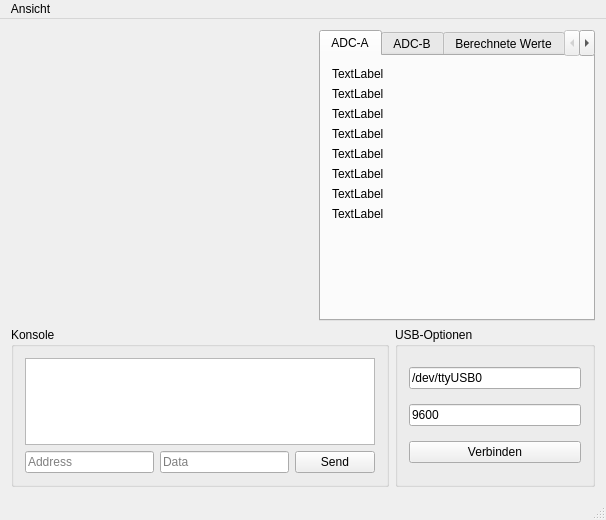
Qt form mainwindow.ui (aul12/RobotDebug) before a commit.
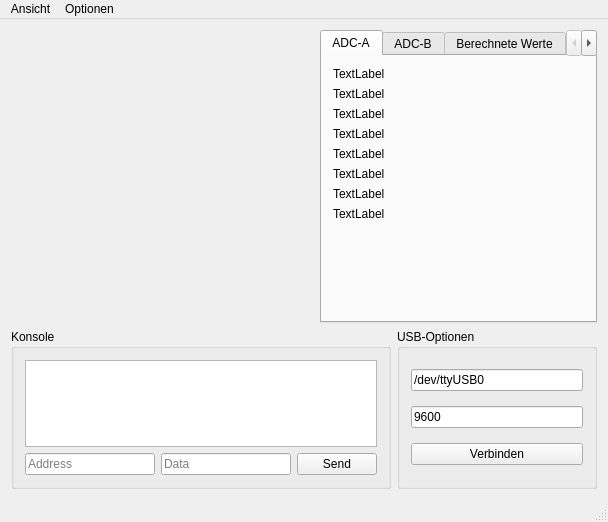
The same form after that commit.

The edit to the form file:
```diff
--- a/mainwindow.ui
+++ b/mainwindow.ui
@@ -6,8 +6,8 @@
    <rect>
     <x>0</x>
     <y>0</y>
-    <width>606</width>
-    <height>520</height>
+    <width>608</width>
+    <height>522</height>
    </rect>
   </property>
   <property name="windowTitle">
@@ -687,7 +687,7 @@
     <rect>
      <x>0</x>
      <y>0</y>
-     <width>606</width>
+     <width>608</width>
      <height>19</height>
     </rect>
    </property>
@@ -701,7 +701,14 @@
     <addaction name="separator"/>
     <addaction name="actionRefresh"/>
    </widget>
+   <widget class="QMenu" name="menuOptionen">
+    <property name="title">
+     <string>Optionen</string>
+    </property>
+    <addaction name="actionVerwende_internes_Bluetooth"/>
+   </widget>
    <addaction name="menuVerbindung"/>
+   <addaction name="menuOptionen"/>
   </widget>
   <action name="actionZeige_Konsole">
    <property name="checkable">
```
Left out of the diff: 6 changed lines with no effect on the pictures.
